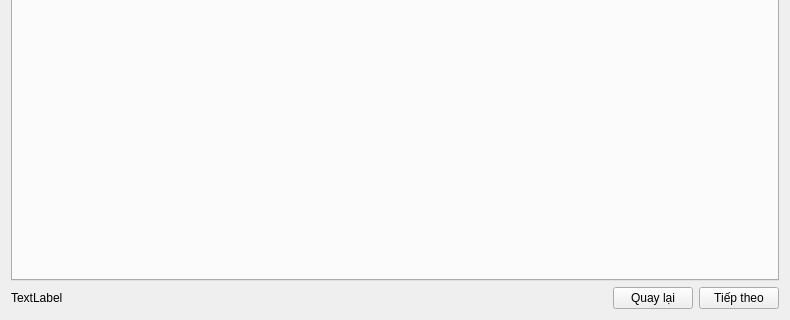
First picture: the form in mode.ui, repository jindojojin/vhredline, before the edit; both pictures show x 0 to 790 and y 261 to 581 of the 790 by 581 pixel window.
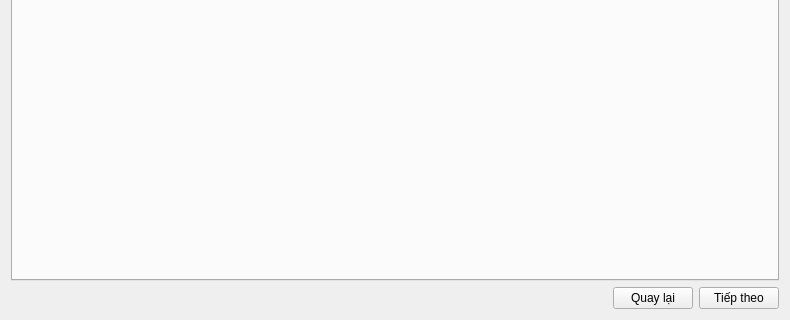
Second picture: the form after the edit.

What changed in the file:
```diff
--- a/mode.ui
+++ b/mode.ui
@@ -31,13 +31,6 @@
      </property>
     </widget>
    </item>
-   <item row="1" column="0">
-    <widget class="QLabel" name="label">
-     <property name="text">
-      <string>TextLabel</string>
-     </property>
-    </widget>
-   </item>
    <item row="2" column="0">
     <spacer name="horizontalSpacer">
      <property name="orientation">
@@ -51,6 +44,13 @@
      </property>
     </spacer>
    </item>
+   <item row="1" column="0">
+    <widget class="QLabel" name="path">
+     <property name="text">
+      <string/>
+     </property>
+    </widget>
+   </item>
   </layout>
  </widget>
  <resources/>
```
Left out of the diff: 12 changed lines with no effect on the pictures.
